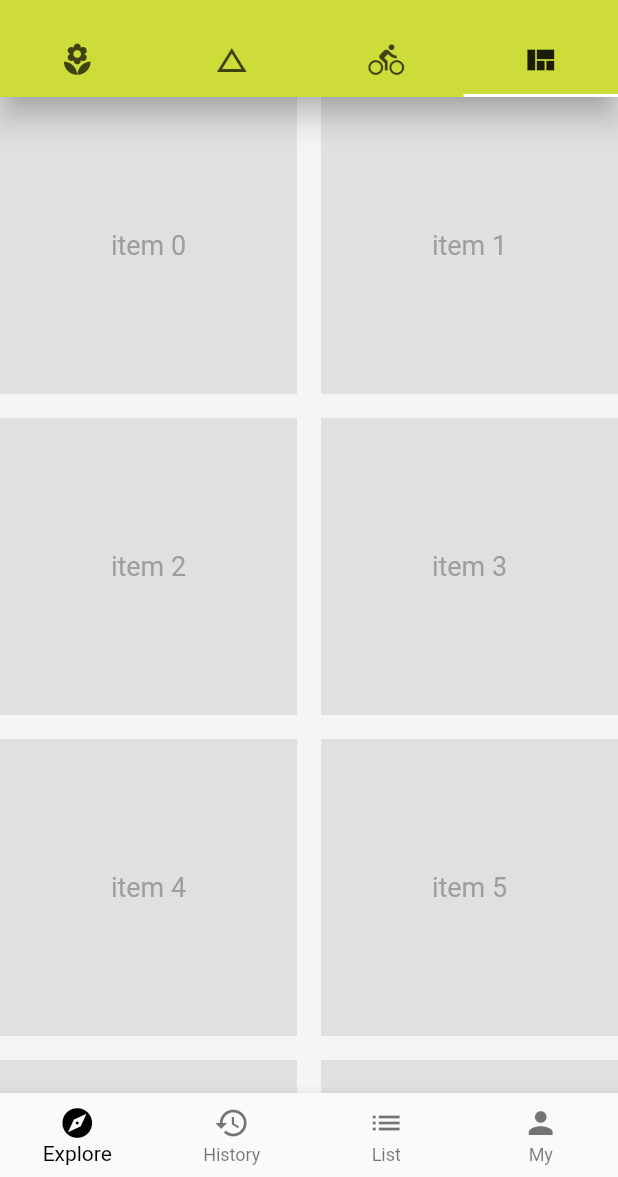
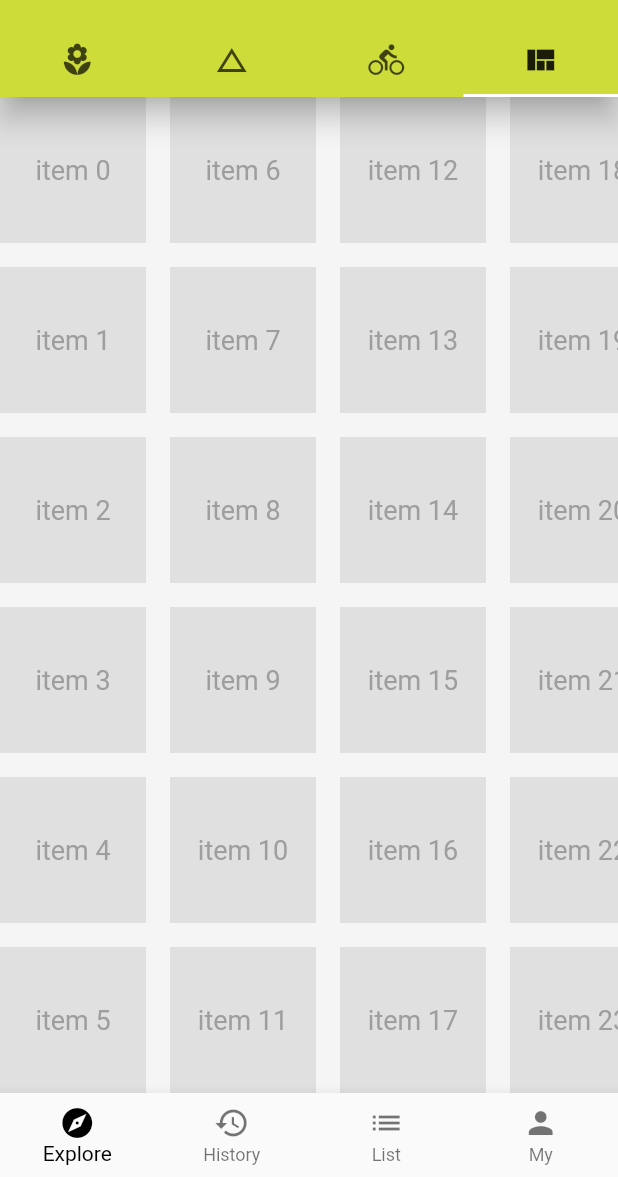
Before and after one commit to MuTingMie/hello_flutter, a Flutter app: the screen it shows after launch, tab 4 chosen, on a phone screen of 412 x 824 dp, the part 59-1236 px from its top. Run offline on Flutter 3.47's test engine with Material 2 defaults, Android fonts, the phone set to English and light mode, and no system bars; network calls fail.

Commit message:
GridViewExtentDemo

```diff
--- a/lib/demo/ViewDemo.dart
+++ b/lib/demo/ViewDemo.dart
@@ -8,14 +8,47 @@ class ViewDemo extends StatelessWidget {
 
   @override
   Widget build(BuildContext context) {
-    // PageView
+    // PageViewDemo
     // return const PageViewDemo();
 
-    // PageView builder
+    // PageViewBuilderDemo
     // return const PageViewBuilderDemo();
 
-    // GridView
-    return const GridViewCountDemo();
+    // GridViewCountDemo
+    // return const GridViewCountDemo();
+
+    // GridViewExtentDemo
+    return const GridViewExtentDemo();
+  }
+}
+
+// GridViewExtentDemo
+class GridViewExtentDemo extends StatelessWidget {
+  const GridViewExtentDemo({ Key? key }) : super(key: key);
+
+  List<Widget> _buildTiles(int length) {
+    return List.generate(length, (index) {
+      return Container(
+        color: Colors.grey[300],
+        alignment: const Alignment(0.0, 0.0),
+        child: Text(
+          'item $index',
+          style: const TextStyle(fontSize: 18.0, color: Colors.grey),
+        ),
+      );
+    });
+  }
+
+  @override
+  Widget build(BuildContext context) {
+    return GridView.extent(
+      maxCrossAxisExtent: 100.0, // 主轴最大 尺寸
+      // 主轴方向 Axis.horizontal 水平方向 默认 垂直方向 Axis.vertical
+      scrollDirection: Axis.horizontal,
+      crossAxisSpacing: 16.0, // 侧轴 cell 边距
+      mainAxisSpacing: 16.0, // 主轴 cell 边距
+      children: _buildTiles(100),
+    );
   }
 }
 
```
